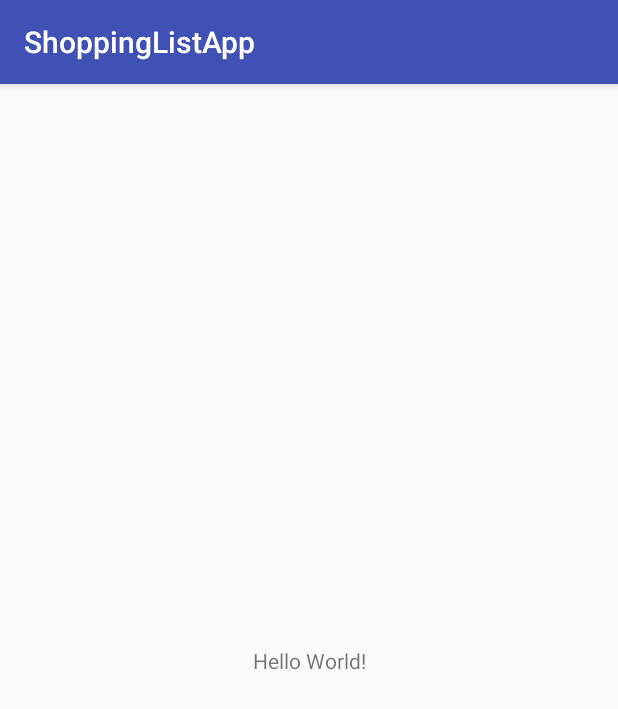
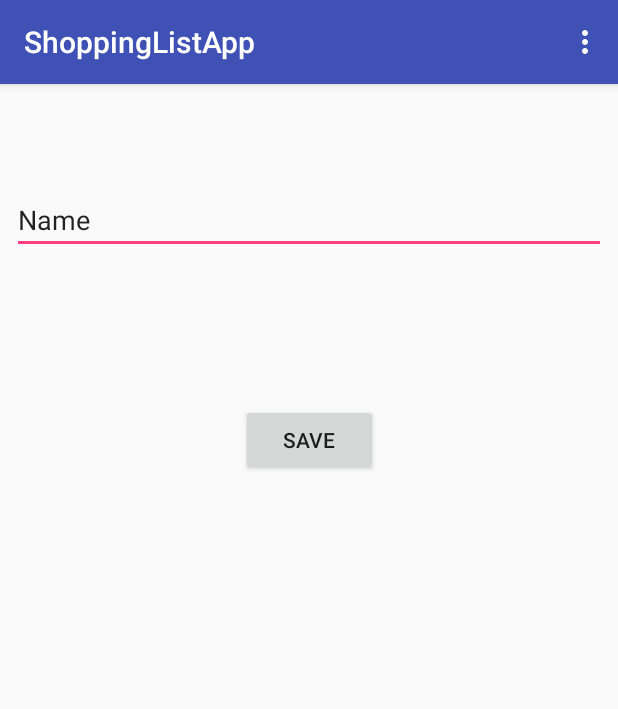
Before and after one commit to surbhi2903/ShoppingListApp, an Android app: the screen it shows after launch (MainActivity), on a phone screen of 412 x 824 dp. Shown: the top 709 px of the screen. Run offline under Robolectric (Android 15) with nearby library versions, the phone set to English and light mode, and no system bars; our stand-ins replace Firebase (no records; nobody signed in at launch, a user with empty details on screens opened directly); libraries missing offline, so code that uses them is left out: com.firebase.ui; 2 statements that could not run were skipped.

Commit message:
Implemented Login and Logout with pre-built firebase UI login

```diff
--- a/app/build.gradle
+++ b/app/build.gradle
@@ -21,8 +21,14 @@ android {
 dependencies {
     implementation fileTree(dir: 'libs', include: ['*.jar'])
     implementation 'com.android.support:appcompat-v7:28.0.0'
+    implementation 'com.android.support:design:28.0.0'
     implementation 'com.android.support.constraint:constraint-layout:1.1.3'
     testImplementation 'junit:junit:4.12'
     androidTestImplementation 'com.android.support.test:runner:1.0.2'
     androidTestImplementation 'com.android.support.test.espresso:espresso-core:3.0.2'
+    implementation 'com.google.firebase:firebase-database:16.0.1'
+    implementation 'com.google.firebase:firebase-core:16.0.1'
+    implementation 'com.firebaseui:firebase-ui-auth:4.1.0'
 }
+
+apply plugin: 'com.google.gms.google-services'
--- /dev/null
+++ b/app/src/main/java/edu/uga/cs/shoppinglistapp/FirebaseUtil.java
@@ -0,0 +1,67 @@
+package edu.uga.cs.shoppinglistapp;
+
+import android.app.Activity;
+import android.support.annotation.NonNull;
+
+import com.firebase.ui.auth.AuthUI;
+import com.google.firebase.auth.FirebaseAuth;
+import com.google.firebase.database.DatabaseReference;
+import com.google.firebase.database.FirebaseDatabase;
+
+import java.util.Arrays;
+import java.util.List;
+
+
+public class FirebaseUtil {
+   public static FirebaseDatabase mFirebaseDatabase;
+    public static DatabaseReference mDatabaseReference;
+    public static FirebaseUtil firebaseUtil;
+    public static FirebaseAuth mFirebaseAuth;
+    public static FirebaseAuth.AuthStateListener mAuthListener;
+    private static final int RC_SIGN_IN = 123;
+    private static Activity caller;
+
+    private FirebaseUtil() {}
+
+    public static void openFbReference(String ref, final Activity callerActivity) {
+        if(firebaseUtil == null) {
+            firebaseUtil = new FirebaseUtil();
+            mFirebaseDatabase = FirebaseDatabase.getInstance();
+            mFirebaseAuth = FirebaseAuth.getInstance();
+            caller = callerActivity;
+            mAuthListener = new FirebaseAuth.AuthStateListener() {
+                @Override
+                public void onAuthStateChanged(@NonNull FirebaseAuth firebaseAuth) {
+                    if(firebaseAuth.getCurrentUser() == null) {
+                        FirebaseUtil.signIn();
+                    }
+
+                }
+            };
+        }
+        mDatabaseReference = mFirebaseDatabase.getReference().child(ref);
+    }
+
+    private static void signIn() {
+        // Choose authentication providers
+        List<AuthUI.IdpConfig> providers = Arrays.asList(
+                new AuthUI.IdpConfig.EmailBuilder().build(),
+                new AuthUI.IdpConfig.GoogleBuilder().build());
+
+// Create and launch sign-in intent
+        caller.startActivityForResult(
+                AuthUI.getInstance()
+                        .createSignInIntentBuilder()
+                        .setAvailableProviders(providers)
+                        .build(),
+                RC_SIGN_IN);
+    }
+
+
+    public static void attachListener() {
+        mFirebaseAuth.addAuthStateListener(mAuthListener);
+    }
+    public static void detachListener() {
+        mFirebaseAuth.removeAuthStateListener(mAuthListener);
+    }
+}
--- a/app/src/main/java/edu/uga/cs/shoppinglistapp/MainActivity.java
+++ b/app/src/main/java/edu/uga/cs/shoppinglistapp/MainActivity.java
@@ -1,13 +1,96 @@
 package edu.uga.cs.shoppinglistapp;
 
+import android.support.annotation.NonNull;
 import android.support.v7.app.AppCompatActivity;
 import android.os.Bundle;
+import android.util.Log;
+import android.view.Menu;
+import android.view.MenuInflater;
+import android.view.MenuItem;
+import android.view.View;
+import android.widget.Button;
+import android.widget.EditText;
 
-public class MainActivity extends AppCompatActivity {
+import com.firebase.ui.auth.AuthUI;
+import com.google.android.gms.tasks.OnCompleteListener;
+import com.google.android.gms.tasks.Task;
+import com.google.firebase.database.DatabaseReference;
+import com.google.firebase.database.FirebaseDatabase;
+
+public class MainActivity extends AppCompatActivity implements View.OnClickListener {
+    private FirebaseDatabase mFirebaseDatabase;
+    private DatabaseReference mDatabaseReference;
+    EditText txtTitle;
+    private Button mFirebasebtn;
 
     @Override
     protected void onCreate(Bundle savedInstanceState) {
         super.onCreate(savedInstanceState);
         setContentView(R.layout.activity_main);
+        FirebaseUtil.openFbReference("shoppinglists", this);
+        mFirebaseDatabase = FirebaseUtil.mFirebaseDatabase;
+        mDatabaseReference = FirebaseUtil.mDatabaseReference;
+        mFirebasebtn = (Button) findViewById(R.id.save_button);
+        txtTitle = (EditText) findViewById(R.id.txtTitle);
+
+        mFirebasebtn.setOnClickListener(this);
+    }
+
+    @Override
+    public void onClick(View v) {
+        //Create child in root object
+        //Assign some value to child object
+        mDatabaseReference.child("shoppinglists");
+        saveList();
+        clean();
+    }
+
+    private void saveList() {
+        String title = txtTitle.getText().toString();
+        ShoppingList list = new ShoppingList(title);
+        mDatabaseReference.push().setValue(list);
+
+    }
+    private void clean() {
+        txtTitle.setText("");
+        txtTitle.requestFocus();
+    }
+
+    @Override
+    public boolean onCreateOptionsMenu(Menu menu) {
+        MenuInflater inflater = getMenuInflater();
+        inflater.inflate(R.menu.list_activity_menu, menu);
+        return true;
+    }
+
+    @Override
+    public boolean onOptionsItemSelected(MenuItem item) {
+        switch (item.getItemId()) {
+            case R.id.logout_menu:
+                AuthUI.getInstance()
+                        .signOut(this)
+                        .addOnCompleteListener(new OnCompleteListener<Void>() {
+                            public void onComplete(@NonNull Task<Void> task) {
+                                Log.d("Logout", "User Logged Out");
+                                FirebaseUtil.attachListener();
+                            }
+                        });
+                FirebaseUtil.detachListener();
+                return true;
+
+        }
+        return super.onOptionsItemSelected(item);
+    }
+
+    @Override
+    protected void onPause() {
+        super.onPause();
+        FirebaseUtil.detachListener();
+    }
+
+    @Override
+    protected void onResume() {
+        super.onResume();
+       FirebaseUtil.attachListener();
     }
 }
--- a/app/src/main/res/layout/activity_main.xml
+++ b/app/src/main/res/layout/activity_main.xml
@@ -6,13 +6,38 @@
     android:layout_height="match_parent"
     tools:context=".MainActivity">
 
-    <TextView
-        android:layout_width="wrap_content"
+    <EditText
+        android:id="@+id/txtTitle"
+        android:layout_width="fill_parent"
         android:layout_height="wrap_content"
-        android:text="Hello World!"
-        app:layout_constraintBottom_toBottomOf="parent"
-        app:layout_constraintLeft_toLeftOf="parent"
-        app:layout_constraintRight_toRightOf="parent"
+        android:layout_marginEnd="8dp"
+        android:layout_marginLeft="8dp"
+        android:layout_marginRight="8dp"
+        android:layout_marginStart="8dp"
+        android:layout_marginTop="68dp"
+        android:ems="10"
+        android:inputType="textPersonName"
+        android:text="Name"
+        app:layout_constraintEnd_toEndOf="parent"
+        app:layout_constraintHorizontal_bias="0.0"
+        app:layout_constraintStart_toStartOf="parent"
         app:layout_constraintTop_toTopOf="parent" />
 
+    <Button
+        android:id="@+id/save_button"
+        android:layout_width="91dp"
+        android:layout_height="wrap_content"
+        android:layout_marginBottom="8dp"
+        android:layout_marginEnd="8dp"
+        android:layout_marginLeft="8dp"
+        android:layout_marginRight="8dp"
+        android:layout_marginStart="8dp"
+        android:layout_marginTop="8dp"
+        android:text="Save"
+        app:layout_constraintBottom_toBottomOf="parent"
+        app:layout_constraintEnd_toEndOf="parent"
+        app:layout_constraintHorizontal_bias="0.501"
+        app:layout_constraintStart_toStartOf="parent"
+        app:layout_constraintTop_toBottomOf="@+id/txtTitle"
+        app:layout_constraintVertical_bias="0.156" />
 </android.support.constraint.ConstraintLayout>
--- /dev/null
+++ b/app/src/main/res/menu/list_activity_menu.xml
@@ -0,0 +1,8 @@
+<?xml version="1.0" encoding="utf-8"?>
+<menu xmlns:android="http://schemas.android.com/apk/res/android"
+    xmlns:app="http://schemas.android.com/apk/res-auto">
+    <item android:id="@+id/logout_menu"
+        android:title="Logout"
+        app:showAsAction="never"/>
+
+</menu>
--- a/build.gradle
+++ b/build.gradle
@@ -8,7 +8,7 @@ buildscript {
     }
     dependencies {
         classpath 'com.android.tools.build:gradle:3.1.4'
-
+        classpath 'com.google.gms:google-services:4.0.1'
 
         // NOTE: Do not place your application dependencies here; they belong
         // in the individual module build.gradle files
```
Also changed, not shown: app/src/main/java/edu/uga/cs/shoppinglistapp/ShoppingList.java (added, +27 -0 lines).
